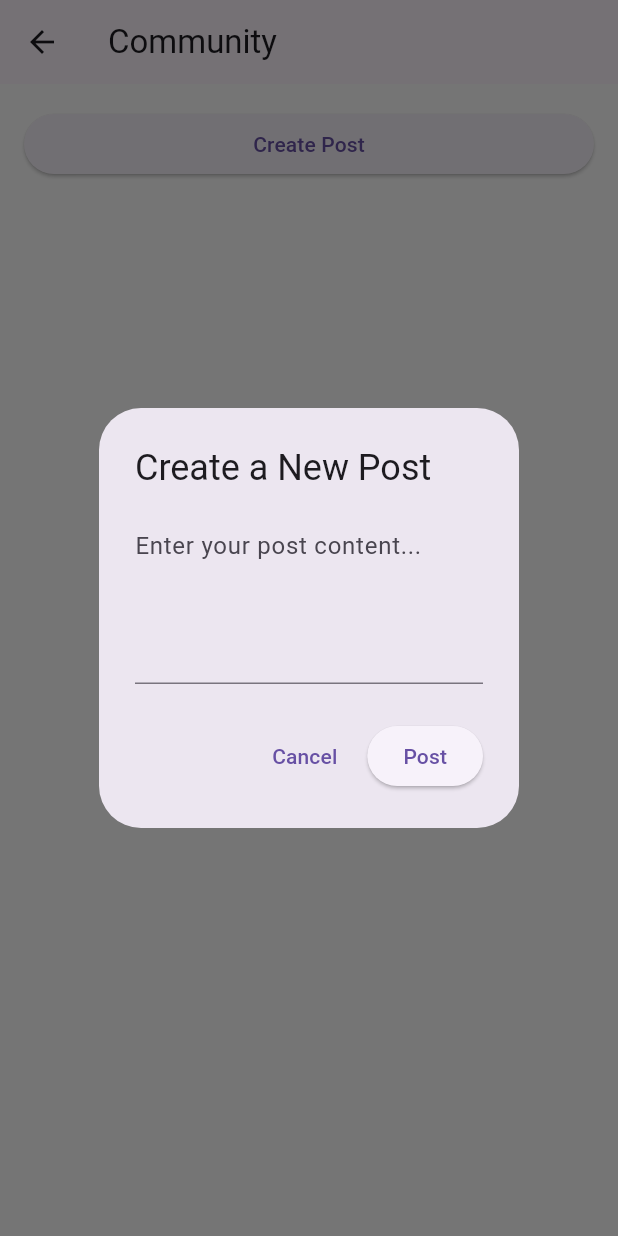
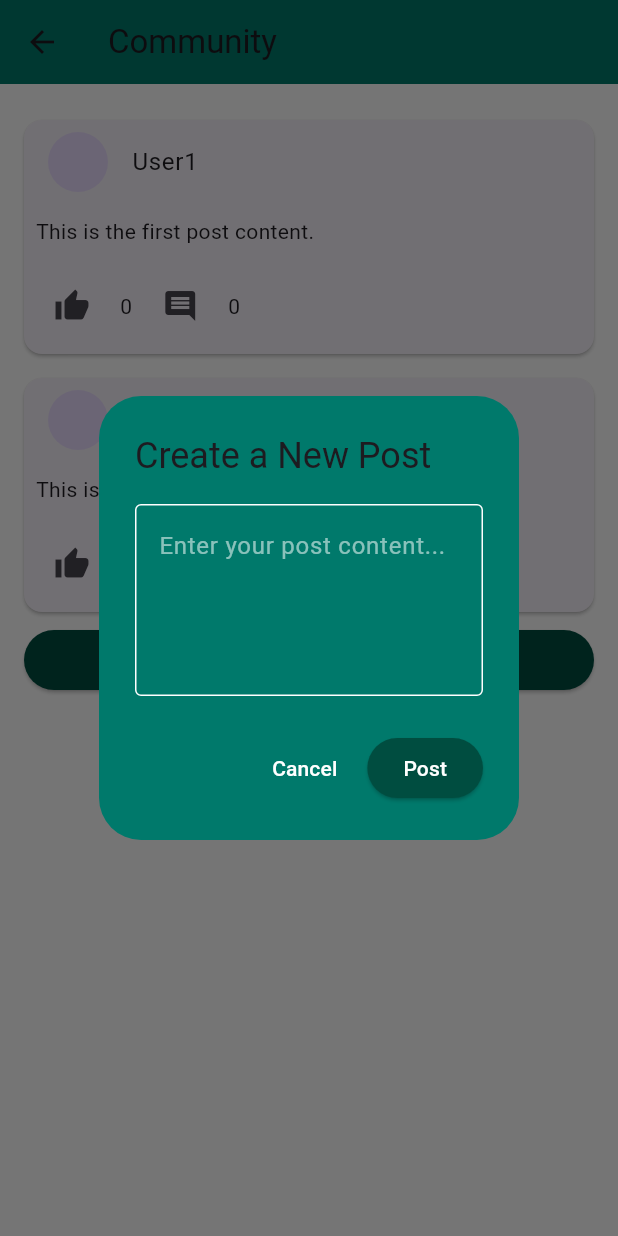
Before and after one commit to dragron-007/HSNCB, a Flutter app: the CommunityScreen screen opened by its route, after a tap on "Create Post", on a phone screen of 412 x 824 dp. Run offline on Flutter 3.47's test engine with Material 3 defaults, Android fonts, the phone set to English and light mode, and no system bars.

Commit message:
Update community.dart

```diff
--- a/lib/community.dart
+++ b/lib/community.dart
@@ -9,10 +9,19 @@ class _CommunityScreenState extends State<CommunityScreen> {
   List<Post> communityPosts = [];
 
   @override
+  void initState() {
+    super.initState();
+    // Add two default posts when the screen is initialized
+    _addPostLocally('User1', 'This is the first post content.');
+    _addPostLocally('User2', 'This is the second post content.');
+  }
+
+  @override
   Widget build(BuildContext context) {
     return Scaffold(
       appBar: AppBar(
         title: Text('Community'),
+        backgroundColor: Color(0xFF00796B), // Dark Teal
       ),
       body: ListView(
         padding: EdgeInsets.all(16.0),
@@ -26,7 +35,15 @@ class _CommunityScreenState extends State<CommunityScreen> {
               // Show a dialog to enter post content
               _showCreatePostDialog();
             },
-            child: Text('Create Post'),
+            style: ElevatedButton.styleFrom(
+              primary: Color(0xFF004D40), // Slightly darker shade of Dark Teal
+            ),
+            child: Text(
+              'Create Post',
+              style: TextStyle(
+                color: Colors.white,
+              ),
+            ),
           ),
         ],
       ),
@@ -91,11 +108,28 @@ class _CommunityScreenState extends State<CommunityScreen> {
       builder: (context) {
         return AlertDialog(
           title: Text('Create a New Post'),
+          backgroundColor: Color(0xFF00796B), // Dark Teal
           content: TextField(
             controller: _postContentController,
             maxLines: 4,
+            style: TextStyle(
+              color: Colors.white,
+            ),
             decoration: InputDecoration(
               hintText: 'Enter your post content...',
+              hintStyle: TextStyle(
+                color: Colors.white54,
+              ),
+              enabledBorder: OutlineInputBorder(
+                borderSide: BorderSide(
+                  color: Colors.white,
+                ),
+              ),
+              focusedBorder: OutlineInputBorder(
+                borderSide: BorderSide(
+                  color: Colors.white,
+                ),
+              ),
             ),
           ),
           actions: [
@@ -103,15 +137,31 @@ class _CommunityScreenState extends State<CommunityScreen> {
               onPressed: () {
                 Navigator.pop(context); // Close the dialog
               },
-              child: Text('Cancel'),
+              child: Text(
+                'Cancel',
+                style: TextStyle(
+                  color: Colors.white,
+                ),
+              ),
             ),
             ElevatedButton(
               onPressed: () {
                 // Add the new post with user-entered content to the list
-                _addPostLocally(_postContentController.text);
+                _addPostLocally(
+                  'NewUser', // Change to the current user or fetch from authentication
+                  _postContentController.text,
+                );
                 Navigator.pop(context); // Close the dialog
               },
-              child: Text('Post'),
+              style: ElevatedButton.styleFrom(
+                primary: Color(0xFF004D40), // Slightly darker shade of Dark Teal
+              ),
+              child: Text(
+                'Post',
+                style: TextStyle(
+                  color: Colors.white,
+                ),
+              ),
             ),
           ],
         );
@@ -119,10 +169,10 @@ class _CommunityScreenState extends State<CommunityScreen> {
     );
   }
 
-  void _addPostLocally(String content) {
+  void _addPostLocally(String username, String content) {
     // Dummy data for the new post
     Post newPost = Post(
-      username: 'NewUser',
+      username: username,
       content: content,
       likes: 0,
       comments: 0,
```
